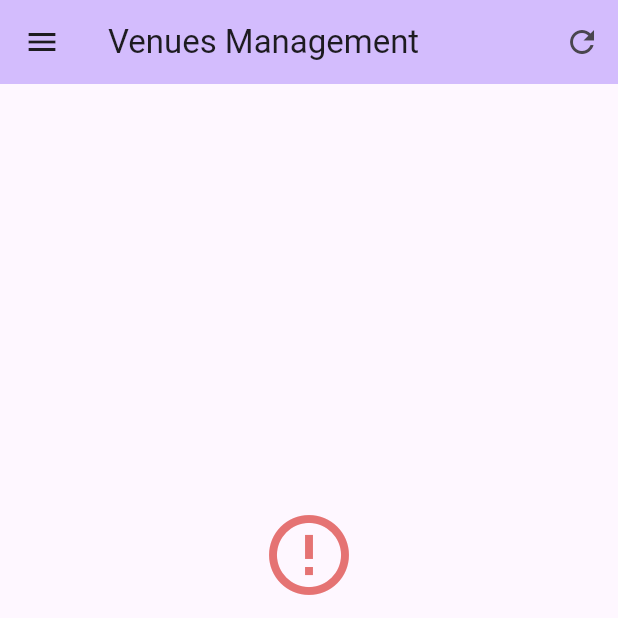
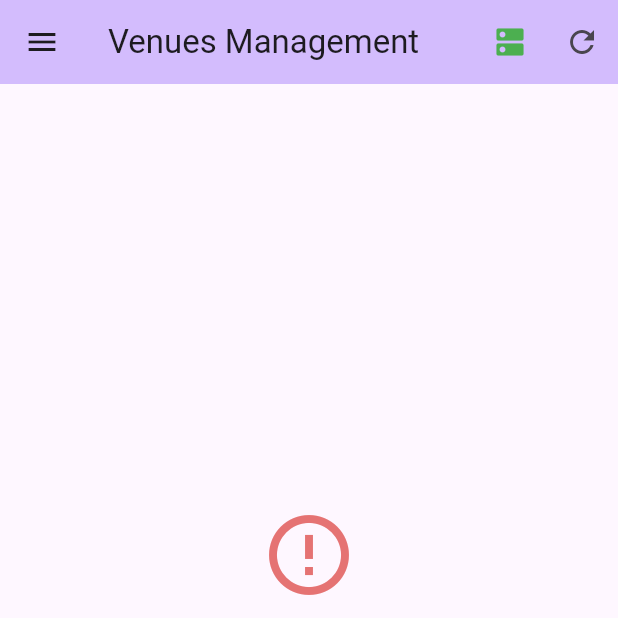
Before and after one commit to dominic1066/venues, a Flutter app: the screen it shows after launch, on a phone screen of 412 x 824 dp, the top half of it. Run offline on Flutter 3.47's test engine with Material 3 defaults, Android fonts, the phone set to English and light mode, and no system bars; our stand-ins replace flutter_map, latlong2; network calls fail.

Commit message:
switch servers

```diff
--- /dev/null
+++ b/lib/config/api_config.dart
@@ -0,0 +1,78 @@
+import 'package:flutter/material.dart';
+import '../services/transit_service.dart';
+
+class ApiConfig extends InheritedWidget {
+  final ApiServer server;
+  final ValueNotifier<ApiServer> serverNotifier;
+
+  ApiConfig({
+    super.key,
+    required this.server,
+    required super.child,
+  }) : serverNotifier = ValueNotifier(server);
+
+  static ApiConfig of(BuildContext context) {
+    final config = context.dependOnInheritedWidgetOfExactType<ApiConfig>();
+    assert(config != null, 'No ApiConfig found in context');
+    return config!;
+  }
+
+  static ApiConfig? maybeOf(BuildContext context) {
+    return context.dependOnInheritedWidgetOfExactType<ApiConfig>();
+  }
+
+  @override
+  bool updateShouldNotify(ApiConfig oldWidget) {
+    return server != oldWidget.server;
+  }
+}
+
+class ApiConfigProvider extends StatefulWidget {
+  final ApiServer initialServer;
+  final Widget child;
+
+  const ApiConfigProvider({
+    super.key,
+    this.initialServer = ApiServer.localhost,
+    required this.child,
+  });
+
+  @override
+  State<ApiConfigProvider> createState() => ApiConfigProviderState();
+}
+
+class ApiConfigProviderState extends State<ApiConfigProvider> {
+  late ApiServer _currentServer;
+
+  @override
+  void initState() {
+    super.initState();
+    _currentServer = widget.initialServer;
+  }
+
+  void setServer(ApiServer server) {
+    if (_currentServer != server) {
+      setState(() {
+        _currentServer = server;
+      });
+    }
+  }
+
+  @override
+  Widget build(BuildContext context) {
+    return ApiConfig(
+      server: _currentServer,
+      child: widget.child,
+    );
+  }
+
+  static ApiConfigProviderState of(BuildContext context) {
+    final provider = context.findAncestorStateOfType<ApiConfigProviderState>();
+    assert(provider != null, 'No ApiConfigProvider found in context');
+    return provider!;
+  }
+
+  static ApiConfigProviderState? maybeOf(BuildContext context) {
+    return context.findAncestorStateOfType<ApiConfigProviderState>();
+  }
+}
--- a/lib/main.dart
+++ b/lib/main.dart
@@ -2,6 +2,8 @@ import 'package:flutter/material.dart';
 import 'pages/venues_page.dart';
 import 'pages/transit_page.dart';
 import 'pages/map_page.dart';
+import 'services/transit_service.dart';
+import 'config/api_config.dart';
 
 void main() {
   runApp(const MyApp());
@@ -12,7 +14,9 @@ class MyApp extends StatelessWidget {
 
   @override
   Widget build(BuildContext context) {
-    return MaterialApp(
+    return ApiConfigProvider(
+      initialServer: ApiServer.localhost,
+      child: MaterialApp(
         title: 'Venues & Transit Management',
         theme: ThemeData(
           colorScheme: ColorScheme.fromSeed(seedColor: Colors.deepPurple),
@@ -24,6 +28,7 @@ class MyApp extends StatelessWidget {
           '/transit': (context) => const TransitPage(),
           '/map': (context) => const MapPage(),
         },
+      ),
     );
   }
 }
--- a/lib/pages/venues_page.dart
+++ b/lib/pages/venues_page.dart
@@ -2,6 +2,8 @@ import 'package:flutter/material.dart';
 import '../services/venues_service.dart';
 import '../models/models.dart';
 import 'package:intl/intl.dart';
+import '../config/api_config.dart';
+import '../widgets/server_selector.dart';
 
 class VenuesPage extends StatefulWidget {
   const VenuesPage({super.key});
@@ -11,7 +13,7 @@ class VenuesPage extends StatefulWidget {
 }
 
 class _VenuesPageState extends State<VenuesPage> {
-  final VenuesService _venuesService = VenuesService(enableDiagnostics: true);
+  late VenuesService _venuesService;
   List<Venue> _venues = [];
   List<Venue> _filteredVenues = [];
   List<VenueGroup> _venueGroups = [];
@@ -19,11 +21,19 @@ class _VenuesPageState extends State<VenuesPage> {
   Set<String> _selectedCities = {};
   bool _isLoading = false;
   String? _errorMessage;
+  bool _isInitialized = false;
 
   @override
-  void initState() {
-    super.initState();
-    _loadData();
+  void didChangeDependencies() {
+    super.didChangeDependencies();
+    if (!_isInitialized) {
+      _venuesService = VenuesService(
+        server: ApiConfig.of(context).server,
+        enableDiagnostics: true,
+      );
+      _isInitialized = true;
+      _loadData();
+    }
   }
 
   @override
@@ -338,6 +348,7 @@ class _VenuesPageState extends State<VenuesPage> {
         backgroundColor: Theme.of(context).colorScheme.inversePrimary,
         title: const Text('Venues Management'),
         actions: [
+          const ServerSelector(),
           IconButton(
             icon: const Icon(Icons.refresh),
             onPressed: _loadData,
--- a/lib/services/transit_service.dart
+++ b/lib/services/transit_service.dart
@@ -3,10 +3,16 @@ import 'package:http/http.dart' as http;
 import 'package:flutter/foundation.dart';
 import '../models/models.dart';
 
+enum ApiServer {
+  localhost('http://localhost:3000'),
+  ngrok('https://edgy-nonluminescent-kymani.ngrok-free.dev');
+
+  final String url;
+  const ApiServer(this.url);
+}
+
 class TransitService {
-  static const String _baseUrl = 'http://localhost:3000';
-  // static const String _baseUrl =
-  //     'https://edgy-nonluminescent-kymani.ngrok-free.dev';
+  final String _baseUrl;
   final http.Client _client;
   final bool enableDiagnostics;
 
@@ -16,8 +22,12 @@ class TransitService {
   // Map from shape key (cityId-shapeId) to TripShape object
   final Map<String, TripShape> _shapeCache = {};
 
-  TransitService({http.Client? client, this.enableDiagnostics = false})
-      : _client = client ?? http.Client();
+  TransitService({
+    ApiServer server = ApiServer.localhost,
+    http.Client? client,
+    this.enableDiagnostics = false,
+  })  : _baseUrl = server.url,
+        _client = client ?? http.Client();
 
   /// Disposes the HTTP client
   void dispose() {
--- a/lib/services/venues_service.dart
+++ b/lib/services/venues_service.dart
@@ -2,16 +2,19 @@ import 'dart:convert';
 import 'package:http/http.dart' as http;
 import '../models/models.dart';
 import 'package:flutter/foundation.dart';
+import 'transit_service.dart';
 
 class VenuesService {
-  static const String _baseUrl = 'http://localhost:3000';
-  // static const String _baseUrl =
-  //     'https://edgy-nonluminescent-kymani.ngrok-free.dev';
+  final String _baseUrl;
   final http.Client _client;
   final bool enableDiagnostics;
 
-  VenuesService({http.Client? client, this.enableDiagnostics = false})
-    : _client = client ?? http.Client();
+  VenuesService({
+    ApiServer server = ApiServer.localhost,
+    http.Client? client,
+    this.enableDiagnostics = false,
+  })  : _baseUrl = server.url,
+        _client = client ?? http.Client();
 
   /// Disposes the HTTP client
   void dispose() {
--- /dev/null
+++ b/lib/widgets/server_selector.dart
@@ -0,0 +1,104 @@
+import 'package:flutter/material.dart';
+import '../services/transit_service.dart';
+import '../config/api_config.dart';
+
+class ServerSelector extends StatelessWidget {
+  const ServerSelector({super.key});
+
+  @override
+  Widget build(BuildContext context) {
+    final currentServer = ApiConfig.of(context).server;
+    final provider = ApiConfigProviderState.of(context);
+
+    return PopupMenuButton<ApiServer>(
+      icon: Icon(
+        Icons.dns,
+        color: currentServer == ApiServer.localhost
+            ? Colors.green
+            : Colors.orange,
+      ),
+      tooltip: 'API Server: ${_getServerName(currentServer)}',
+      onSelected: (ApiServer server) {
+        provider.setServer(server);
+        // Show snackbar to confirm
+        ScaffoldMessenger.of(context).showSnackBar(
+          SnackBar(
+            content: Text('Switched to ${_getServerName(server)}'),
+            duration: const Duration(seconds: 2),
+            action: SnackBarAction(
+              label: 'Reload',
+              onPressed: () {
+                // Trigger page reload by navigating to same route
+                Navigator.pushReplacementNamed(
+                  context,
+                  ModalRoute.of(context)?.settings.name ?? '/transit',
+                );
+              },
+            ),
+          ),
+        );
+      },
+      itemBuilder: (context) => [
+        PopupMenuItem(
+          value: ApiServer.localhost,
+          child: Row(
+            children: [
+              Icon(
+                Icons.computer,
+                color: currentServer == ApiServer.localhost
+                    ? Colors.green
+                    : Colors.grey,
+              ),
+              const SizedBox(width: 8),
+              Text(
+                'Localhost',
+                style: TextStyle(
+                  fontWeight: currentServer == ApiServer.localhost
+                      ? FontWeight.bold
+                      : FontWeight.normal,
+                ),
+              ),
+              const SizedBox(width: 8),
+              if (currentServer == ApiServer.localhost)
+                const Icon(Icons.check, color: Colors.green, size: 16),
+            ],
+          ),
+        ),
+        PopupMenuItem(
+          value: ApiServer.ngrok,
+          child: Row(
+            children: [
+              Icon(
+                Icons.cloud,
+                color: currentServer == ApiServer.ngrok
+                    ? Colors.orange
+                    : Colors.grey,
+              ),
+              const SizedBox(width: 8),
+              Text(
+                'Ngrok',
+                style: TextStyle(
+                  fontWeight: currentServer == ApiServer.ngrok
+                      ? FontWeight.bold
+                      : FontWeight.normal,
+                ),
+              ),
+              const SizedBox(width: 8),
+              if (currentServer == ApiServer.ngrok)
+                const Icon(Icons.check, color: Colors.orange, size: 16),
+            ],
+          ),
+        ),
+      ],
+    );
+  }
+
+  String _getServerName(ApiServer server) {
+    switch (server) {
+      case ApiServer.localhost:
+        return 'Localhost';
+      case ApiServer.ngrok:
+        return 'Ngrok';
+    }
+  }
+}
```
Also changed, not shown: lib/pages/map_page.dart (+22 -8 lines), lib/pages/transit_page.dart (+15 -4 lines). Lines whose indentation alone changed are shown as unchanged.
